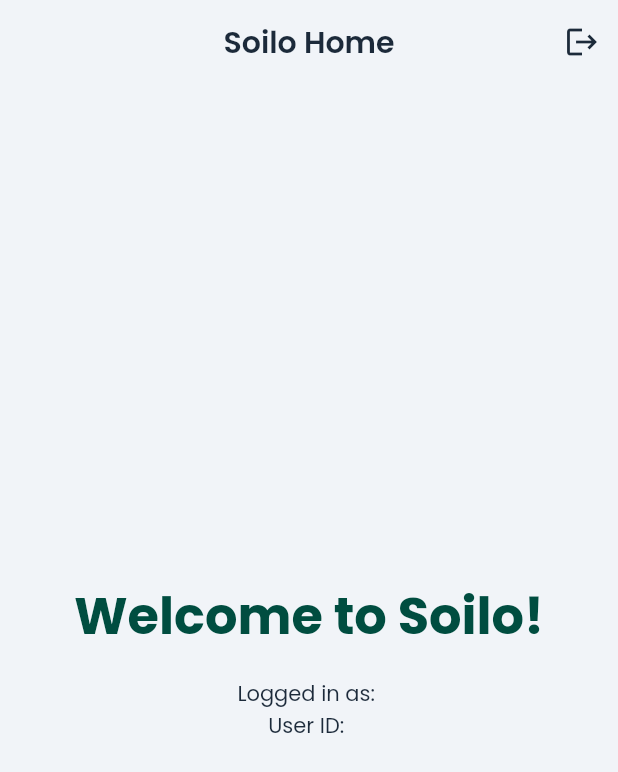
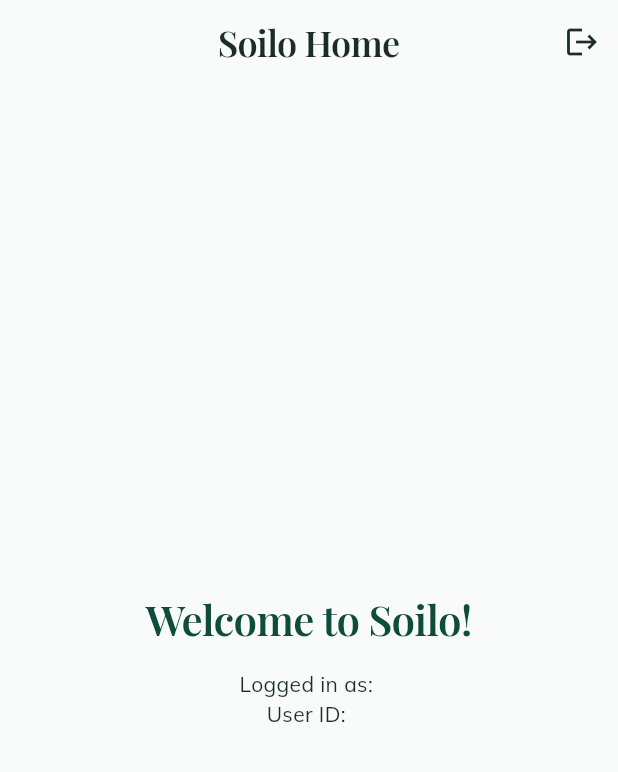
Before and after one commit to DhruvChaurasia9403/soilo_auth, a Flutter app: the screen it shows once a user with an empty profile is signed in, on a phone screen of 412 x 824 dp. Shown: the top 772 px of the screen. Run offline on Flutter 3.47's test engine with Material 3 defaults, Android fonts, the phone set to English and light mode, and no system bars; our stand-ins replace cloud_firestore, firebase_auth, firebase_core, flutter_animate, flutter_riverpod, go_router and 1 more; accounts and stored records are empty; generated files the repository leaves out were written again.

Commit message:
CORS: Premium theme

```diff
--- a/lib/themes/app_factory.dart
+++ b/lib/themes/app_factory.dart
@@ -1,7 +1,6 @@
 import 'package:flutter/material.dart';
 import 'package:google_fonts/google_fonts.dart';
 
-/// UPDATED: Extends ThemeExtension so we can retrieve it in LoginScreen
 class ThemeConfig extends ThemeExtension<ThemeConfig> {
   final Color primaryColor;
   final Color accentColor;
@@ -90,10 +89,10 @@
     );
   }
 
-  // Simple lerp that switches themes instantly (sufficient for Login)
+  // FIXED: Changed parameter type to 'covariant ThemeConfig?' to match Flutter requirements
   @override
-  ThemeConfig lerp(ThemeExtension<ThemeConfig>? other, double t) {
-    if (other is! ThemeConfig) return this;
+  ThemeConfig lerp(covariant ThemeConfig? other, double t) {
+    if (other == null) return this;
     return t < 0.5 ? this : other;
   }
 }
@@ -106,14 +105,21 @@
   ThemeData createTheme() {
     final brightness = config.isDark ? Brightness.dark : Brightness.light;
 
-    final ColorScheme scheme = ColorScheme.fromSeed(
+    // Create base scheme
+    final ColorScheme baseScheme = ColorScheme.fromSeed(
       seedColor: config.primaryColor,
       brightness: brightness,
       error: config.errorColor,
       secondary: config.accentColor,
     );
 
-    final TextTheme baseTextTheme = GoogleFonts.poppinsTextTheme(
+    // Apply surface color override safely
+    final ColorScheme scheme = baseScheme.copyWith(
+      surface: config.isDark ? const Color(0xFF152922) : Colors.white,
+    );
+
+    // --- TYPOGRAPHY STRATEGY ---
+    final TextTheme baseTextTheme = GoogleFonts.mulishTextTheme(
       config.isDark ? ThemeData.dark().textTheme : ThemeData.light().textTheme,
     );
 
@@ -121,70 +127,90 @@
       bodyColor: config.textColor,
       displayColor: config.textColor,
     ).copyWith(
-      headlineMedium: baseTextTheme.headlineMedium?.copyWith(
-        fontWeight: FontWeight.bold,
+      displayMedium: GoogleFonts.playfairDisplay(
+        fontSize: 48,
+        fontWeight: FontWeight.w700,
         color: config.primaryColor,
       ),
-      titleMedium: baseTextTheme.titleMedium?.copyWith(
-        color: config.isDark ? Colors.grey[300] : const Color(0xFF1C2A3A),
+      headlineMedium: GoogleFonts.playfairDisplay(
+        fontWeight: FontWeight.w600,
+        color: config.primaryColor,
+        letterSpacing: -0.5,
+      ),
+      headlineSmall: GoogleFonts.playfairDisplay(
+        fontWeight: FontWeight.w600,
+        color: config.textColor,
       ),
       titleLarge: baseTextTheme.titleLarge?.copyWith(
         fontSize: 20,
+        fontWeight: FontWeight.w700,
+        color: config.textColor,
+        letterSpacing: 0.2,
+      ),
+      titleMedium: baseTextTheme.titleMedium?.copyWith(
+        fontSize: 16,
+        color: config.isDark ? Colors.grey[300] : const Color(0xFF3A4E44),
         fontWeight: FontWeight.w600,
-        color: config.textColor,
+      ),
+      labelLarge: baseTextTheme.labelLarge?.copyWith(
+        letterSpacing: 1.2,
+        fontWeight: FontWeight.w700,
+        fontSize: 14,
       ),
     );
 
     return ThemeData(
-      useMaterial3: false,
+      useMaterial3: true,
       brightness: brightness,
       colorScheme: scheme,
       primaryColor: config.primaryColor,
       scaffoldBackgroundColor: config.scaffoldBg,
       textTheme: customTextTheme,
 
-      // -------------------------------------------------------
-      // CRITICAL FIX: Register the config as an extension here
-      // -------------------------------------------------------
-      extensions: [
-        config,
-      ],
+      extensions: [config],
 
       appBarTheme: AppBarTheme(
         backgroundColor: Colors.transparent,
         elevation: 0,
         centerTitle: true,
         iconTheme: IconThemeData(color: config.textColor),
-        titleTextStyle: customTextTheme.titleLarge,
+        titleTextStyle: GoogleFonts.playfairDisplay(
+          fontSize: 24,
+          fontWeight: FontWeight.w600,
+          color: config.textColor,
+          letterSpacing: -0.5,
+        ),
+        surfaceTintColor: Colors.transparent,
       ),
 
       inputDecorationTheme: InputDecorationTheme(
         filled: true,
         fillColor: config.inputFillColor,
-        labelStyle: TextStyle(color: config.inputLabel),
+        labelStyle: TextStyle(color: config.inputLabel, fontSize: 14),
         floatingLabelStyle: TextStyle(
           color: config.inputFloatingLabel,
           fontWeight: FontWeight.w600,
+          letterSpacing: 0.5,
         ),
         prefixIconColor: config.inputPrefixIcon,
-        contentPadding: const EdgeInsets.symmetric(horizontal: 20, vertical: 16),
+        contentPadding: const EdgeInsets.symmetric(horizontal: 20, vertical: 20),
         border: OutlineInputBorder(
-          borderRadius: BorderRadius.circular(12),
-          borderSide: BorderSide.none,
+          borderRadius: BorderRadius.circular(8),
+          borderSide: BorderSide(color: config.inputBorder, width: 1),
         ),
         enabledBorder: OutlineInputBorder(
-          borderRadius: BorderRadius.circular(12),
-          borderSide: BorderSide.none,
+          borderRadius: BorderRadius.circular(8),
+          borderSide: BorderSide(color: config.inputBorder, width: 1),
         ),
         focusedBorder: OutlineInputBorder(
-          borderRadius: BorderRadius.circular(12),
+          borderRadius: BorderRadius.circular(8),
           borderSide: BorderSide(
             color: config.inputFocusedBorder,
-            width: 2,
+            width: 1.5,
           ),
         ),
         errorBorder: OutlineInputBorder(
-          borderRadius: BorderRadius.circular(12),
+          borderRadius: BorderRadius.circular(8),
           borderSide: BorderSide(color: config.errorColor),
         ),
       ),
@@ -193,21 +219,32 @@
         style: ElevatedButton.styleFrom(
           backgroundColor: config.primaryColor,
           foregroundColor: Colors.white,
-          padding: const EdgeInsets.symmetric(vertical: 16, horizontal: 24),
+          padding: const EdgeInsets.symmetric(vertical: 18, horizontal: 32),
+          elevation: 0,
+          shadowColor: Colors.transparent,
           shape: RoundedRectangleBorder(
-            borderRadius: BorderRadius.circular(12),
+            borderRadius: BorderRadius.circular(8),
           ),
-          elevation: 4,
-          shadowColor: config.primaryColor.withOpacity(0.3),
+          textStyle: const TextStyle(
+            fontSize: 15,
+            fontWeight: FontWeight.w700,
+            letterSpacing: 1.0,
+          ),
         ),
       ),
 
       outlinedButtonTheme: OutlinedButtonThemeData(
         style: OutlinedButton.styleFrom(
-          padding: const EdgeInsets.symmetric(vertical: 14),
-          side: BorderSide(color: Colors.grey.shade300),
+          padding: const EdgeInsets.symmetric(vertical: 18, horizontal: 32),
+          foregroundColor: config.primaryColor,
+          side: BorderSide(color: config.primaryColor.withOpacity(0.2), width: 1),
           shape: RoundedRectangleBorder(
-            borderRadius: BorderRadius.circular(12),
+            borderRadius: BorderRadius.circular(8),
+          ),
+          textStyle: const TextStyle(
+            fontSize: 15,
+            fontWeight: FontWeight.w700,
+            letterSpacing: 1.0,
           ),
         ),
       ),
@@ -217,10 +254,27 @@
       ),
 
       cardTheme: CardThemeData(
-        elevation: 2,
-        color: config.isDark ? const Color(0xFF1E1E1E) : Colors.white,
-        shape: RoundedRectangleBorder(borderRadius: BorderRadius.circular(16)),
-        shadowColor: config.primaryColor.withOpacity(0.1),
+        elevation: 0,
+        color: config.isDark ? const Color(0xFF152922) : Colors.white,
+        surfaceTintColor: Colors.transparent,
+        shape: RoundedRectangleBorder(
+          borderRadius: BorderRadius.circular(12),
+          side: BorderSide(
+            color: config.isDark ? Colors.transparent : const Color(0xFFE6E8E6),
+            width: 1,
+          ),
+        ),
+        margin: EdgeInsets.zero,
+      ),
+
+      dialogTheme: DialogThemeData(
+        backgroundColor: config.isDark ? const Color(0xFF152922) : Colors.white,
+        shape: RoundedRectangleBorder(borderRadius: BorderRadius.circular(12)),
+        titleTextStyle: GoogleFonts.playfairDisplay(
+          fontSize: 22,
+          fontWeight: FontWeight.w600,
+          color: config.textColor,
+        ),
       ),
     );
   }
--- a/lib/themes/app_themes.dart
+++ b/lib/themes/app_themes.dart
@@ -2,93 +2,98 @@
 import 'app_factory.dart';
 
 class AppThemes {
-  // --- Color Palette (From your Design Code) ---
-  static const Color primary = Color(0xFF004D40); // Deep Teal
-  static const Color primaryLight = Color(0xFF00796B);
-  static const Color accent = Color(0xFFFFA726); // Warm Amber
+  // --- Premium Green & Gold Palette ---
+  // Deep, rich emerald for a sense of stability and wealth
+  static const Color primary = Color(0xFF0F4C3A);
 
-  // Backgrounds
-  static const Color _lightScaffoldBg = Color(0xFFF1F4F8);
-  static const Color _darkScaffoldBg = Color(0xFF121212);
+  // Lighter sage/forest tone for secondary elements
+  static const Color primaryLight = Color(0xFF37745B);
 
-  // Inputs
-  static final Color _lightInputFill = Colors.grey.shade100;
-  static final Color _darkInputFill = Colors.grey.shade800.withOpacity(0.5);
+  // Matte Gold for a luxurious accent without being flashy
+  static const Color accent = Color(0xFFC1A150);
 
-  // Text Colors
-  static const Color _lightText = Color(0xFF1C2A3A);
-  static const Color _darkText = Color(0xFFE0E0E0);
+  // --- Backgrounds ---
+  // Very subtle mint-tinted white for a fresh, airy feel
+  static const Color _lightScaffoldBg = Color(0xFFF8FBF9);
+  // Rich, dark charcoal green for dark mode (optional, but included)
+  static const Color _darkScaffoldBg = Color(0xFF051F18);
 
-  // Gradient Logic (Primary 10% -> Background)
-  static final Color _lightGradientStart = primary.withOpacity(0.1);
+  // --- Inputs ---
+  // Pure white inputs with subtle borders look more premium than grey filled ones
+  static const Color _lightInputFill = Colors.white;
+  static final Color _darkInputFill = Colors.white.withOpacity(0.05);
+
+  // --- Text Colors ---
+  static const Color _lightText = Color(0xFF1A2E26); // Dark green-grey, softer than black
+  static const Color _darkText = Color(0xFFE2E8E5);
+
+  // --- Gradients ---
+  // Very subtle top-down gradient for the background
+  static final Color _lightGradientStart = primary.withOpacity(0.05);
   static const Color _lightGradientEnd = _lightScaffoldBg;
 
-  static final Color _darkGradientStart = primaryLight.withOpacity(0.2);
+  static final Color _darkGradientStart = primary.withOpacity(0.3);
   static const Color _darkGradientEnd = _darkScaffoldBg;
 
   // ----------------------------------------------------------------
-  // LIGHT THEME
+  // LIGHT THEME (Premium)
   // ----------------------------------------------------------------
   static ThemeData light = ThemeFactory(
     config: ThemeConfig(
       primaryColor: primary,
       accentColor: accent,
-      lightAccent: primaryLight, // Using primaryLight as secondary accent
+      lightAccent: primaryLight,
       isDark: false,
 
-      // Specifics from design
+      // Clean, expensive looking background
       scaffoldBg: _lightScaffoldBg,
       appBarBg: Colors.transparent,
       textColor: _lightText,
 
-      // Input Styles
+      // Sleek Inputs
       inputFillColor: _lightInputFill,
-      inputLabel: Colors.grey,
+      inputLabel: Color(0xFF8DA696), // Muted sage text
       inputFloatingLabel: primary,
-      inputPrefixIcon: primary, // Icon color matches primary in your design
-      inputBorder: Colors.transparent,
+      inputPrefixIcon: accent, // Gold icons
+      inputBorder: Color(0xFFE0ECE5), // Very light green border
       inputFocusedBorder: primary,
 
-      // Others
-      errorColor: Colors.red.shade600,
-      progressColor: primary,
+      // Feedback
+      errorColor: Color(0xFFB00020),
+      progressColor: accent,
       snackBarBg: primary,
 
-      // Gradient
+      // Ambient Gradient
       gradientStart: _lightGradientStart,
       gradientEnd: _lightGradientEnd,
     ),
   ).createTheme();
 
   // ----------------------------------------------------------------
-  // DARK THEME
+  // DARK THEME (Luxury Night)
   // ----------------------------------------------------------------
   static ThemeData dark = ThemeFactory(
     config: ThemeConfig(
-      primaryColor: primaryLight, // Dark mode uses lighter teal
+      primaryColor: primaryLight,
       accentColor: accent,
-      lightAccent: primaryLight,
+      lightAccent: primary,
       isDark: true,
 
-      // Specifics from design
       scaffoldBg: _darkScaffoldBg,
       appBarBg: Colors.transparent,
       textColor: _darkText,
 
-      // Input Styles
       inputFillColor: _darkInputFill,
-      inputLabel: Colors.grey,
-      inputFloatingLabel: primaryLight,
-      inputPrefixIcon: _darkText,
-      inputBorder: Colors.transparent,
-      inputFocusedBorder: primaryLight,
+      inputLabel: Colors.white38,
+      inputFloatingLabel: accent,
+      inputPrefixIcon: accent,
+      inputBorder: Colors.white10,
+      inputFocusedBorder: accent,
 
-      // Others
-      errorColor: Colors.red.shade400,
-      progressColor: primaryLight,
-      snackBarBg: const Color(0xFF1E1E1E),
+      errorColor: Color(0xFFCF6679),
+      progressColor: accent,
+      snackBarBg: Color(0xFF0F2920),
 
-      // Gradient
       gradientStart: _darkGradientStart,
       gradientEnd: _darkGradientEnd,
     ),
```
